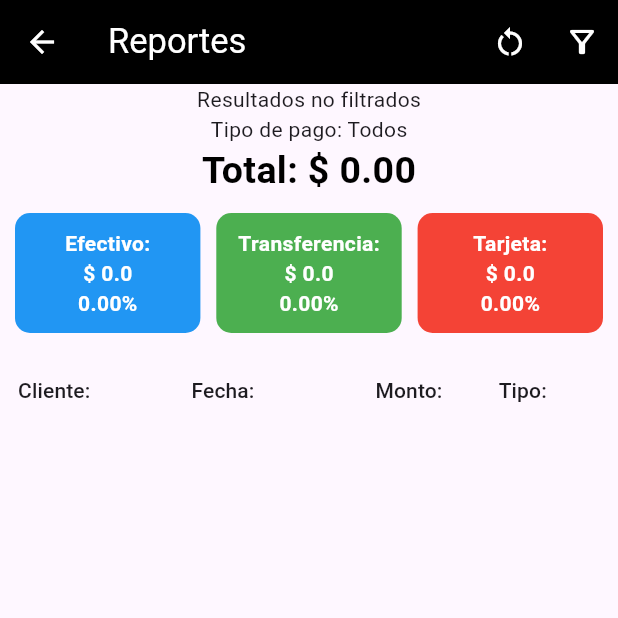
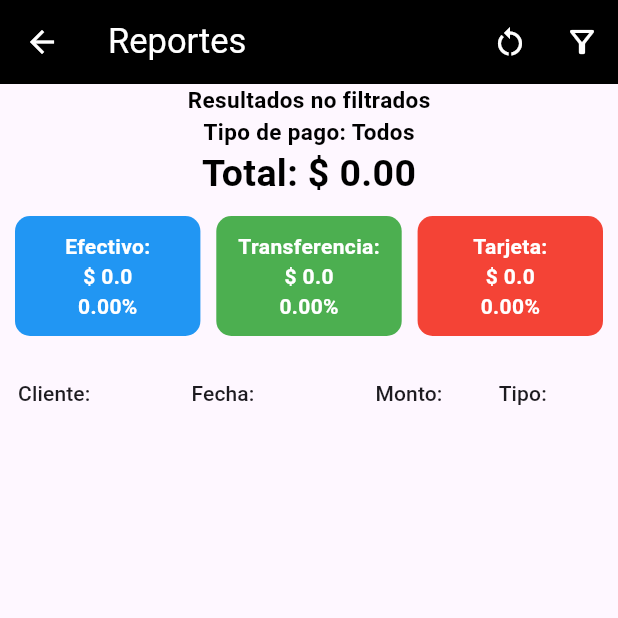
Before and after one commit to BetoCristobal/myGym, a Flutter app: the screen it shows after launch, after a tap on the "bar chart" icon, on a phone screen of 412 x 824 dp, the top half of it. Run offline on Flutter 3.47's test engine with Material 3 defaults, Android fonts, the phone set to English and light mode, and no system bars; drawn by our look-alikes of data_table_2; our stand-ins replace sqflite; accounts and stored records are empty.

Commit message:
Listo SplashScreen

```diff
--- a/lib/main.dart
+++ b/lib/main.dart
@@ -7,6 +7,7 @@ import 'package:my_gym_oficial/providers/reportes_provider.dart';
 import 'package:my_gym_oficial/providers/toggle_buttons_provider.dart';
 import 'package:my_gym_oficial/views/clientes/clientes_screen.dart';
 import 'package:my_gym_oficial/views/reportes/reportes_screen.dart';
+import 'package:my_gym_oficial/views/splash_screen.dart';
 import 'package:provider/provider.dart';
 
 void main() {
@@ -33,7 +34,8 @@ class MyApp extends StatelessWidget {
       debugShowCheckedModeBanner: false,
       initialRoute: "/",
       routes: {
-        "/": (context) => ClientesScreen(),
+        "/": (context) => SplashScreen(),
+        "clientesScreen": (context) => ClientesScreen(),
         "reportesScreen": (context) => ReportesScreen(),
       },
     );
--- a/lib/providers/cliente_provider.dart
+++ b/lib/providers/cliente_provider.dart
@@ -144,7 +144,7 @@ class ClienteProvider extends ChangeNotifier{
     if(query.isEmpty) {
       aplicarFiltro();
     } else {
-      final lowerCaseQuery = query.toLowerCase();
+      //final lowerCaseQuery = query.toLowerCase();
       final listaBase = _clientes;
       _clientesFiltrados = listaBase.where((cliente) {
         final nombreCompleto = normalizar('${cliente.nombres} ${cliente.apellidos}');
--- a/lib/styles/text_styles.dart
+++ b/lib/styles/text_styles.dart
@@ -23,4 +23,10 @@ class TextStyles {
     fontWeight: FontWeight.bold,
     color: Colors.black
   );
+
+  static const TextStyle textoFiltros = TextStyle(
+    fontSize: 15,
+    fontWeight: FontWeight.bold,
+    color: Colors.black
+  );
 }
--- a/lib/views/reportes/reportes_screen.dart
+++ b/lib/views/reportes/reportes_screen.dart
@@ -1,7 +1,6 @@
 import 'package:data_table_2/data_table_2.dart';
 import 'package:flutter/material.dart';
 import 'package:intl/intl.dart';
-import 'package:my_gym_oficial/providers/pago_provider.dart';
 import 'package:my_gym_oficial/providers/reportes_provider.dart';
 import 'package:my_gym_oficial/styles/text_styles.dart';
 import 'package:my_gym_oficial/widgets/ClienteScreen/container_total_tipo_pago.dart';
@@ -66,8 +65,8 @@ class _ReportesScreenState extends State<ReportesScreen> {
                 //Texto TOTAL - FECHAS - TIPO PAGO
                 Text(reportesProvider.txtFechaInicioFiltro == null
                   ? "Resultados no filtrados"
-                  : "Del ${reportesProvider.txtFechaInicioFiltro} al ${reportesProvider.txtFechaFinFiltro}"),
-                  Text("Tipo de pago: ${reportesProvider.txtTipoPago}"),
+                  : "Del  ${reportesProvider.txtFechaInicioFiltro}  al  ${reportesProvider.txtFechaFinFiltro}", style: TextStyles.textoFiltros),
+                  Text("Tipo de pago: ${reportesProvider.txtTipoPago}", style: TextStyles.textoFiltros,),
                 Text("Total: \$ ${reportesProvider.sumaPagos.toStringAsFixed(2)}", style: TextStyles.textoTotal,),
 
                 // TOTALES POR TIPO DE PAGO
--- /dev/null
+++ b/lib/views/splash_screen.dart
@@ -0,0 +1,37 @@
+import 'package:flutter/material.dart';
+import 'package:my_gym_oficial/views/clientes/clientes_screen.dart';
+
+class SplashScreen extends StatefulWidget {
+  const SplashScreen({super.key});
+
+  @override
+  State<SplashScreen> createState() => _SplashScreenState();
+}
+
+class _SplashScreenState extends State<SplashScreen> {
+  @override
+  void initState() {
+    super.initState();
+    Future.delayed(Duration(seconds: 2), () {
+      Navigator.pushReplacement(
+        context, MaterialPageRoute(builder: (context) => ClientesScreen())
+      );
+    });
+  }
+
+  @override
+  Widget build(BuildContext context) {
+    final screenWidth = MediaQuery.of(context).size.width;
+    final desiredWidth = screenWidth * 0.7;
+
+    return Container(
+      color: const Color.fromRGBO(0, 0, 0, 0),
+      child: Center(
+        child: Image.asset(
+          'assets/logo.png',
+          width: desiredWidth,
+        ),
+      ),
+    );
+  }
+}
--- a/lib/widgets/ClienteScreen/cliente_card.dart
+++ b/lib/widgets/ClienteScreen/cliente_card.dart
@@ -43,8 +43,6 @@ class ClienteCard extends StatelessWidget {
     }
 
     LinearGradient fondoCard = asignarColorFondoCardCliente(estatus);
-
-    // TODO FALTA UNA FUNCION QUE REVISE EL DIAS RESTANTES Y ESTATUS PARA CONSTRUIR CARDS AL ABRIR APP
 
     return Card(
             clipBehavior: Clip.antiAlias,
--- a/pubspec.yaml
+++ b/pubspec.yaml
@@ -23,3 +23,5 @@ dev_dependencies:
 
 flutter:
   uses-material-design: true
+  assets:
+    - assets/logo.png
```
Also changed, not shown: assets/logo.png (added).
